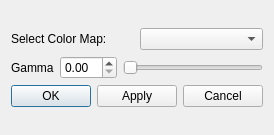
Before: the Qt Designer form src/scipyen/gui/widgets/editcolormap2.ui in ctigaret/scipyen, drawn with Qt 5.
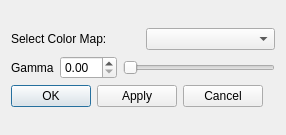
After: the same form once the commit is applied.

What changed in the file:
```diff
--- a/src/scipyen/gui/widgets/editcolormap2.ui
+++ b/src/scipyen/gui/widgets/editcolormap2.ui
@@ -6,13 +6,16 @@
    <rect>
     <x>0</x>
     <y>0</y>
-    <width>268</width>
+    <width>286</width>
     <height>135</height>
    </rect>
   </property>
   <property name="windowTitle">
    <string>Edit Color Map</string>
   </property>
+  <property name="autoFillBackground">
+   <bool>false</bool>
+  </property>
   <layout class="QGridLayout" name="gridLayout">
    <item row="0" column="0">
     <layout class="QVBoxLayout" name="verticalLayout_2">
```
Left out of the diff: 4 changed lines with no effect on the pictures.
